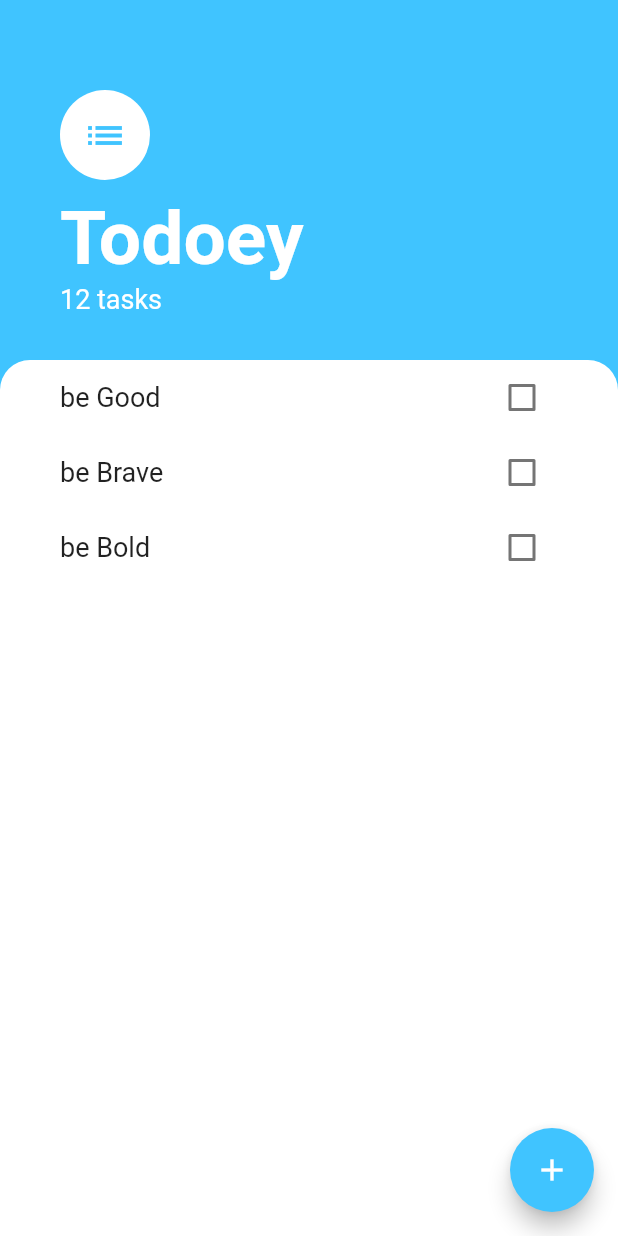
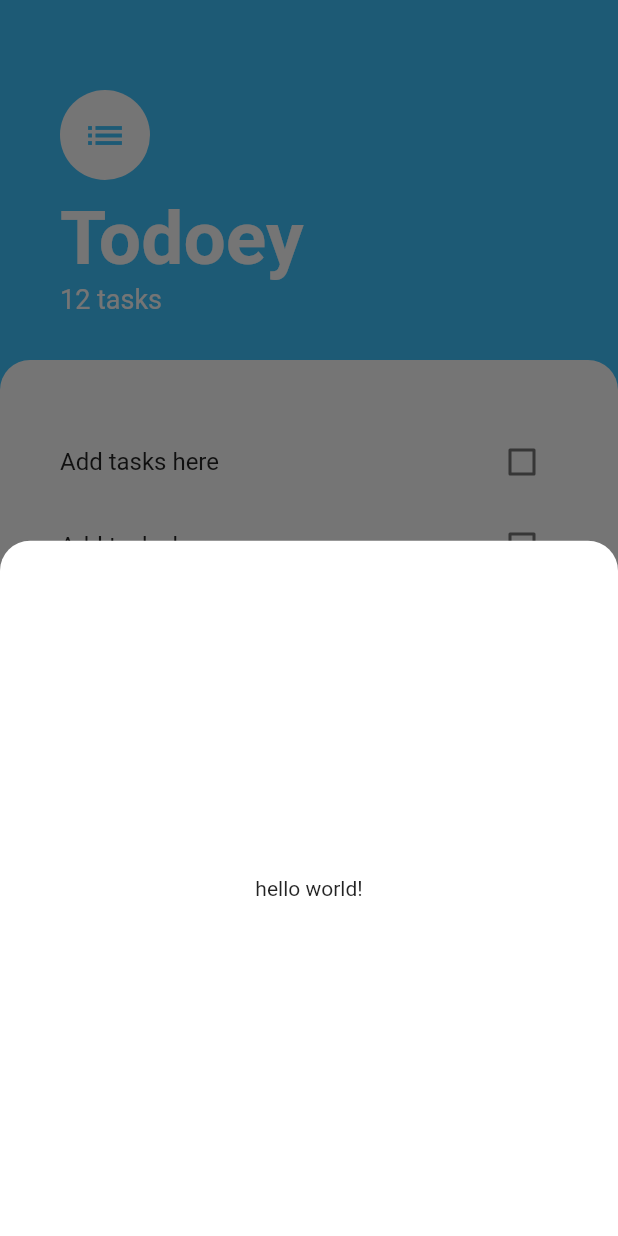
Before and after one commit to techxpert-aditya/todoey, a Flutter app: the screen it shows after launch, after a tap on the "add" icon, on a phone screen of 412 x 824 dp. Run offline on Flutter 3.47's test engine with Material 2 defaults, Android fonts, the phone set to English and light mode, and no system bars.

Commit message:
the tasktile and tasklist widgets are created, and the bottom_add_task screen is created, yet to add functions

```diff
--- a/lib/main.dart
+++ b/lib/main.dart
@@ -1,5 +1,5 @@
 import 'package:flutter/material.dart';
-import 'package:todoey/screens/tasks_screens.dart';
+import 'package:todoey/screens/tasks_screen.dart';
 
 void main() => runApp(const MyApp());
 
--- /dev/null
+++ b/lib/screens/add_task_screen.dart
@@ -0,0 +1,21 @@
+import 'package:flutter/material.dart';
+
+class AddTaskScreen extends StatelessWidget {
+  const AddTaskScreen({super.key});
+
+  @override
+  Widget build(BuildContext context) {
+    return Container(
+      decoration: const BoxDecoration(
+        color: Colors.white,
+        borderRadius: BorderRadius.only(
+          topLeft: Radius.circular(20),
+          topRight: Radius.circular(20),
+        ),
+      ),
+      child: const Center(
+        child: Text('hello world!'),
+      ),
+    );
+  }
+}
--- a/lib/screens/tasks_screens.dart
+++ b/lib/screens/tasks_screen.dart
@@ -1,4 +1,7 @@
 import 'package:flutter/material.dart';
+import 'package:todoey/screens/add_task_screen.dart';
+
+import '../widgets/tasks_list.dart';
 
 class TasksScreen extends StatefulWidget {
   const TasksScreen({super.key});
@@ -8,14 +11,18 @@ class TasksScreen extends StatefulWidget {
 }
 
 class _TasksScreenState extends State<TasksScreen> {
-  List<bool> checkedList = <bool>[false, false, false];
-  final List<String> tasks = <String>['be Good', 'be Brave', 'be Bold'];
   @override
   Widget build(BuildContext context) {
     return Scaffold(
       backgroundColor: Colors.lightBlueAccent,
       floatingActionButton: FloatingActionButton(
-        onPressed: () {},
+        onPressed: () {
+          showModalBottomSheet(
+            backgroundColor: Colors.transparent,
+            context: context,
+            builder: (context) => const AddTaskScreen(),
+          );
+        },
         backgroundColor: Colors.lightBlueAccent,
         child: const Icon(Icons.add),
       ),
@@ -58,6 +65,7 @@ class _TasksScreenState extends State<TasksScreen> {
           //the list view of tasks
           Expanded(
             child: Container(
+              padding: const EdgeInsets.symmetric(horizontal: 40, vertical: 40),
               decoration: const BoxDecoration(
                 color: Colors.white,
                 borderRadius: BorderRadius.only(
@@ -65,41 +73,7 @@ class _TasksScreenState extends State<TasksScreen> {
                   topRight: Radius.circular(20),
                 ),
               ),
-              child: ListView.builder(
-                itemCount: tasks.length,
-                itemBuilder: (BuildContext context, int index) {
-                  return Padding(
-                    padding: const EdgeInsets.symmetric(horizontal: 40),
-                    child: SizedBox(
-                      height: 50,
-                      child: Row(
-                        mainAxisAlignment: MainAxisAlignment.spaceBetween,
-                        children: [
-                          Flexible(
-                            child: Text(
-                              tasks[index],
-                              style: TextStyle(
-                                  decoration: checkedList[index]
-                                      ? TextDecoration.lineThrough
-                                      : TextDecoration.none,
-                                  fontWeight: FontWeight.w400,
-                                  fontSize: 18),
-                            ),
-                          ),
-                          Checkbox(
-                            value: checkedList[index],
-                            onChanged: (bool? value) {
-                              setState(() {
-                                checkedList[index] = value ?? false;
-                              });
-                            },
-                          ),
-                        ],
-                      ),
-                    ),
-                  );
-                },
-              ),
+              child: const TasksList(),
             ),
           ),
         ],
--- /dev/null
+++ b/lib/widgets/tasks_list.dart
@@ -0,0 +1,17 @@
+import 'package:flutter/material.dart';
+import 'package:todoey/widgets/tasks_tile.dart';
+
+class TasksList extends StatelessWidget {
+  const TasksList({super.key});
+
+  @override
+  Widget build(BuildContext context) {
+    return ListView(
+      children: const [
+        TaskTile(),
+        TaskTile(),
+        TaskTile(),
+      ],
+    );
+  }
+}
--- /dev/null
+++ b/lib/widgets/tasks_tile.dart
@@ -0,0 +1,22 @@
+import 'package:flutter/material.dart';
+
+class TaskTile extends StatelessWidget {
+  const TaskTile({super.key});
+
+  @override
+  Widget build(BuildContext context) {
+    return ListTile(
+      contentPadding: const EdgeInsets.all(0),
+      onTap: () {},
+      title: const Text(
+        'Add tasks here',
+      ),
+      trailing: Checkbox(
+        value: false,
+        onChanged: (bool? value) {
+          value = !value!;
+        },
+      ),
+    );
+  }
+}
```
